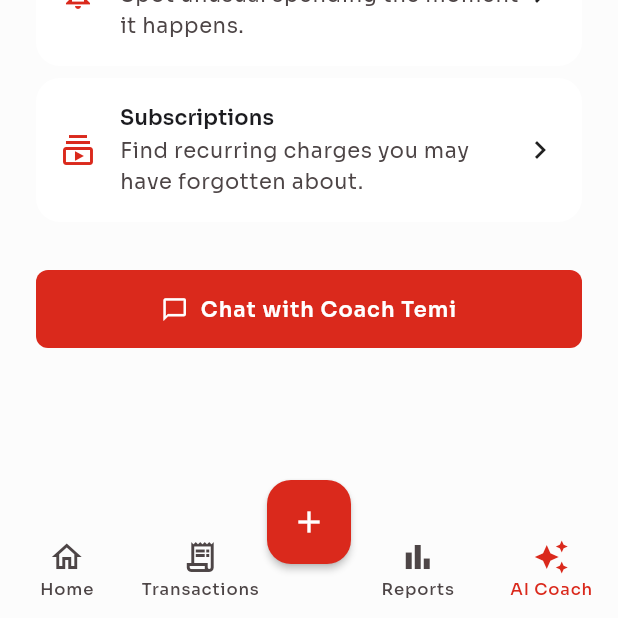
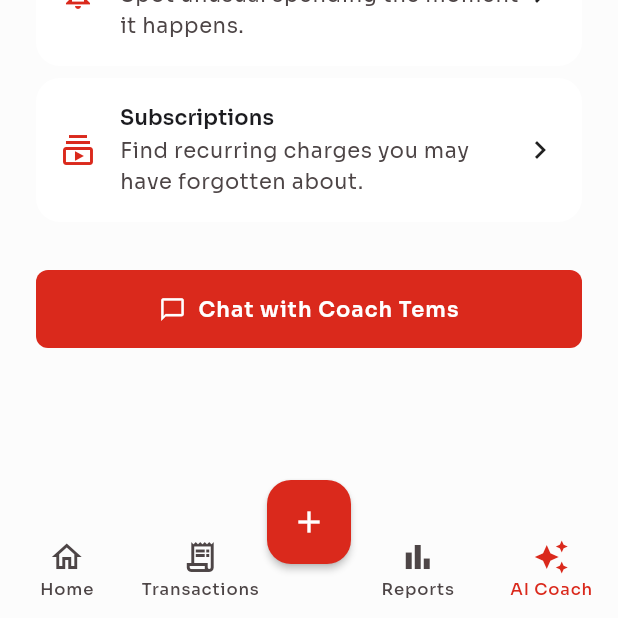
Before and after one commit to mynairadesigns/nai-money, a Flutter app: the AICoachScreen screen opened by its route, on a phone screen of 412 x 824 dp, the part 618-1236 px from its top. Run offline on Flutter 3.47's test engine with Material 3 defaults, Android fonts, the phone set to English and light mode, and no system bars; our stand-ins replace cloud_firestore, cloud_functions, drift, drift_flutter, firebase_auth, firebase_core and 17 more; missing offline and left inert: purchases_flutter; accounts and stored records are empty; generated files the repository leaves out were written again; network calls fail; statements that could not run were skipped.

Commit message:
Temi: coach renamed to Coach Tems
Co-Authored-By: Claude Opus 5.5 <noreply@anthropic.com>
Claude-Session: https://claude.ai/code/session_01TR8uUUAphYxJfibKv5Ho7f

```diff
--- a/temi/apps/mobile/lib/features/ai_coach/presentation/ai_coach_screen.dart
+++ b/temi/apps/mobile/lib/features/ai_coach/presentation/ai_coach_screen.dart
@@ -52,7 +52,7 @@ class AICoachScreen extends StatelessWidget {
               child: FilledButton.icon(
                 onPressed: () => context.push('/ai/chat'),
                 icon: const Icon(Icons.chat_bubble_outline),
-                label: const Text('Chat with Coach Temi'),
+                label: const Text('Chat with Coach Tems'),
               ),
             ),
           ],
--- a/temi/apps/mobile/lib/features/ai_coach/presentation/coach_chat_screen.dart
+++ b/temi/apps/mobile/lib/features/ai_coach/presentation/coach_chat_screen.dart
@@ -107,7 +107,7 @@ class _CoachChatScreenState extends ConsumerState<CoachChatScreen> {
         return _kQuotaMessage;
       }
     }
-    return "Couldn't reach Coach Temi";
+    return "Couldn't reach Coach Tems";
   }
 
   @override
@@ -138,7 +138,7 @@ class _CoachChatScreenState extends ConsumerState<CoachChatScreen> {
           icon: const Icon(Icons.close),
           onPressed: () => context.pop(),
         ),
-        title: const Text('Coach Temi'),
+        title: const Text('Coach Tems'),
         actions: [
           PopupMenuButton<String>(
             onSelected: (v) {
@@ -588,7 +588,7 @@ class _Composer extends StatelessWidget {
                 textInputAction: TextInputAction.newline,
                 enabled: enabled,
                 decoration: const InputDecoration(
-                  hintText: 'Ask Coach Temi...',
+                  hintText: 'Ask Coach Tems...',
                   counterText: '',
                 ),
               ),
--- a/temi/apps/mobile/lib/features/billing/widgets/upsell_sheet.dart
+++ b/temi/apps/mobile/lib/features/billing/widgets/upsell_sheet.dart
@@ -90,7 +90,7 @@ class _UpsellSheet extends StatelessWidget {
       case UpsellReason.ai:
         return (
           "You've used this month's free AI",
-          'The free plan includes 10 uses of each AI feature per month. Upgrade to Premium for unlimited Coach Temi chats, receipt scans and insights.',
+          'The free plan includes 10 uses of each AI feature per month. Upgrade to Premium for unlimited Coach Tems chats, receipt scans and insights.',
         );
       case UpsellReason.categories:
         return (
--- a/temi/apps/mobile/lib/features/onboarding/presentation/onboarding_screen.dart
+++ b/temi/apps/mobile/lib/features/onboarding/presentation/onboarding_screen.dart
@@ -28,7 +28,7 @@ class _OnboardingScreenState extends ConsumerState<OnboardingScreen> {
     _OnboardingPage(
       icon: Icons.auto_awesome_outlined,
       title: 'AI does the heavy lifting',
-      body: 'Scan receipts and chat with Coach Temi about your money.',
+      body: 'Scan receipts and chat with Coach Tems about your money.',
     ),
     _OnboardingPage(
       icon: Icons.flag_outlined,
--- a/temi/apps/mobile/lib/features/setup/presentation/setup_screen.dart
+++ b/temi/apps/mobile/lib/features/setup/presentation/setup_screen.dart
@@ -613,7 +613,7 @@ class _AIBudgetStep extends StatelessWidget {
           Text('You\'re all set', style: theme.textTheme.headlineMedium),
           const SizedBox(height: AppSpacing.sm),
           Text(
-            'Tap Finish to start tracking. Once you have a few transactions, Coach Temi can propose a personalized monthly budget for you.',
+            'Tap Finish to start tracking. Once you have a few transactions, Coach Tems can propose a personalized monthly budget for you.',
             style: theme.textTheme.bodyMedium?.copyWith(
               color: theme.colorScheme.onSurfaceVariant,
             ),
```
Also changed, not shown: 1 other file.
